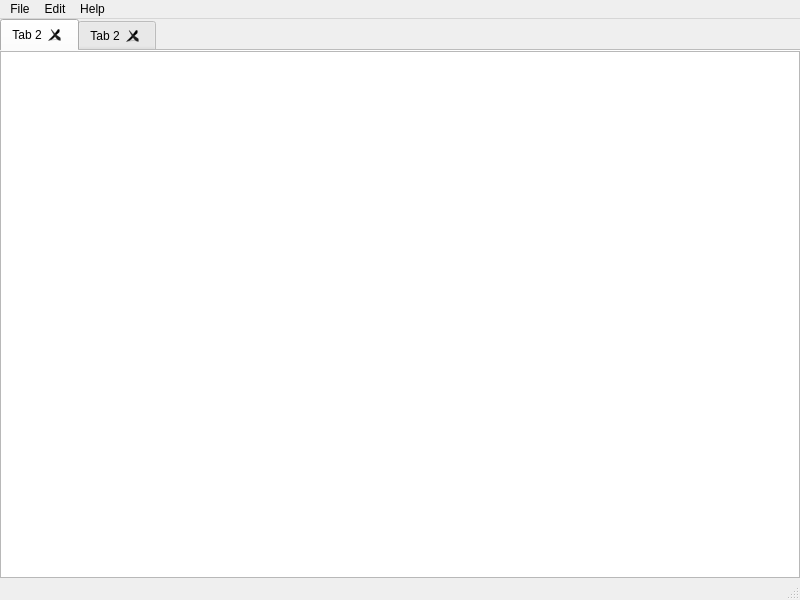
Old version of the form Form.ui in the repository morsoth/FIBedit.
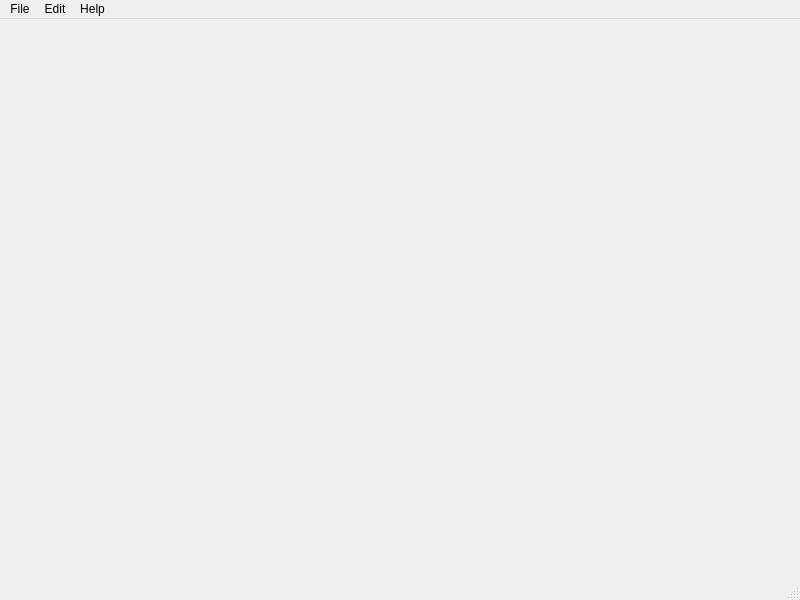
New version of the form. Custom widgets are drawn as their Qt base class.

Diff of the .ui file:
```diff
--- a/Form.ui
+++ b/Form.ui
@@ -39,7 +39,10 @@
        <enum>QTabWidget::Rounded</enum>
       </property>
       <property name="currentIndex">
-       <number>0</number>
+       <number>-1</number>
+      </property>
+      <property name="usesScrollButtons">
+       <bool>true</bool>
       </property>
       <property name="documentMode">
        <bool>true</bool>
@@ -53,36 +56,6 @@
       <property name="tabBarAutoHide">
        <bool>false</bool>
       </property>
-      <widget class="QWidget" name="tab">
-       <attribute name="title">
-        <string>Tab 2</string>
-       </attribute>
-       <layout class="QGridLayout" name="gridLayout_2">
-        <property name="leftMargin">
-         <number>0</number>
-        </property>
-        <property name="topMargin">
-         <number>0</number>
-        </property>
-        <property name="rightMargin">
-         <number>0</number>
-        </property>
-        <property name="bottomMargin">
-         <number>0</number>
-        </property>
-        <property name="spacing">
-         <number>0</number>
-        </property>
-        <item row="0" column="0">
-         <widget class="MyPlainTextEdit" name="plainTextEdit"/>
-        </item>
-       </layout>
-      </widget>
-      <widget class="QWidget" name="tab_2">
-       <attribute name="title">
-        <string>Tab 2</string>
-       </attribute>
-      </widget>
      </widget>
     </item>
    </layout>
@@ -217,18 +190,6 @@
    </property>
   </action>
  </widget>
- <customwidgets>
-  <customwidget>
-   <class>MyPlainTextEdit</class>
-   <extends>QPlainTextEdit</extends>
-   <header>MyPlainTextEdit.h</header>
-   <slots>
-    <slot>openFile()</slot>
-    <slot>saveFile()</slot>
-    <slot>newFile()</slot>
-   </slots>
-  </customwidget>
- </customwidgets>
  <resources/>
  <connections>
   <connection>
```
Left out of the diff: 32 changed lines with no effect on the pictures.
